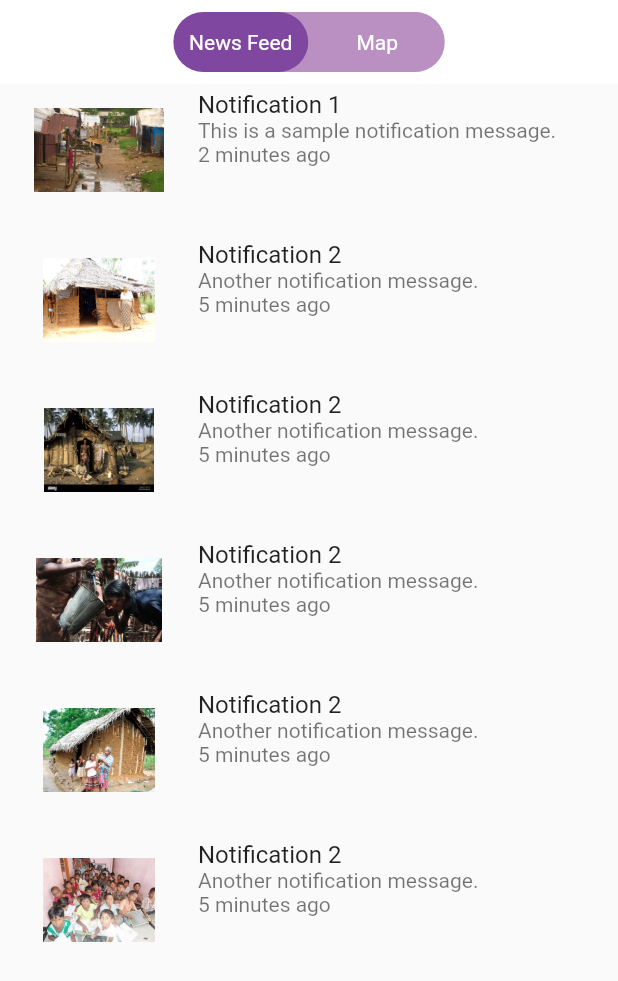
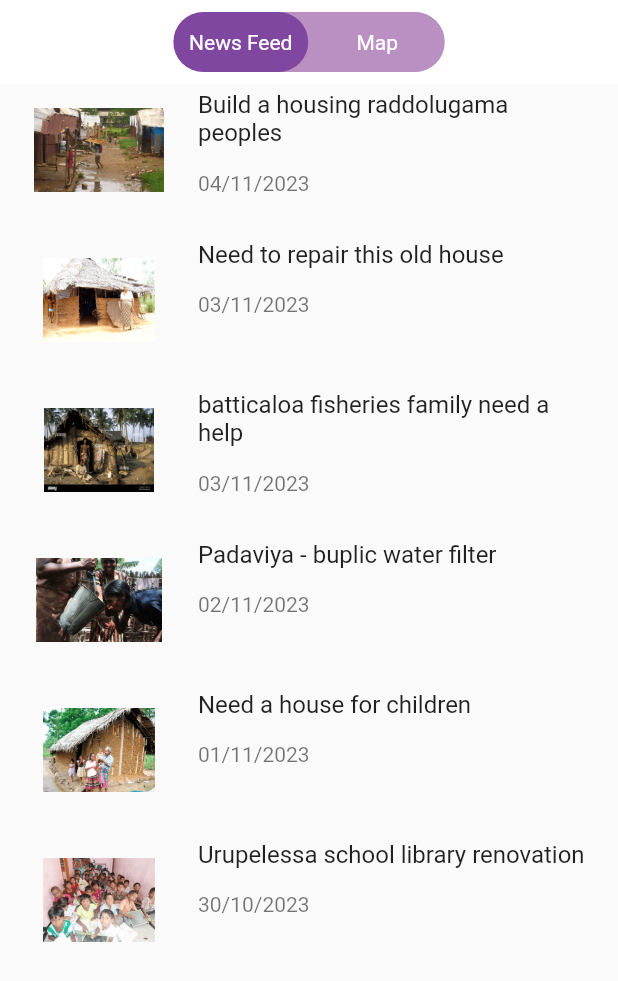
Before and after one commit to sasindu2/HelpMate, a Flutter app: the NewsFeed screen opened by its route, on a phone screen of 412 x 824 dp. Shown: the top 981 px of the screen. Run offline on Flutter 3.47's test engine with Material 2 defaults, Android fonts, the phone set to English and light mode, and no system bars; drawn by our look-alikes of toggle_switch; our stand-ins replace image_picker, loading_animation_widget.

Commit message:
create the page

```diff
--- a/lib/pages/news_feed.dart
+++ b/lib/pages/news_feed.dart
@@ -1,4 +1,6 @@
 import 'package:flutter/material.dart';
+import 'package:helpmate/pages/campaign_details.dart';
+
 import 'package:helpmate/pages/listItems/list_items.dart';
 import 'package:toggle_switch/toggle_switch.dart';
 
@@ -14,39 +16,39 @@ class __NewsFeedState extends State<NewsFeed> {
 
   List<NotificationItem> dummyData = [
     NotificationItem(
-      title: 'Notification 1',
-      message: 'This is a sample notification message.',
-      time: '2 minutes ago',
+      title: 'Build a housing raddolugama peoples',
+      message: '',
+      time: '04/11/2023',
       imagePath: 'assets/image_1.png', // Path to the image for notification 1
     ),
     NotificationItem(
-      title: 'Notification 2',
-      message: 'Another notification message.',
-      time: '5 minutes ago',
+      title: 'Need to repair this old house ',
+      message: '',
+      time: '03/11/2023',
       imagePath: 'assets/image_2.png', // Path to the image for notification 2
     ),
     NotificationItem(
-      title: 'Notification 2',
-      message: 'Another notification message.',
-      time: '5 minutes ago',
+      title: 'batticaloa fisheries family need a help',
+      message: '',
+      time: '03/11/2023',
       imagePath: 'assets/image_3.png', // Path to the image for notification 2
     ),
     NotificationItem(
-      title: 'Notification 2',
-      message: 'Another notification message.',
-      time: '5 minutes ago',
+      title: 'Padaviya - buplic water filter',
+      message: '',
+      time: '02/11/2023',
       imagePath: 'assets/image_4.png', // Path to the image for notification 2
     ),
     NotificationItem(
-      title: 'Notification 2',
-      message: 'Another notification message.',
-      time: '5 minutes ago',
+      title: 'Need a house for children',
+      message: '',
+      time: '01/11/2023',
       imagePath: 'assets/image_5.png', // Path to the image for notification 2
     ),
     NotificationItem(
-      title: 'Notification 2',
-      message: 'Another notification message.',
-      time: '5 minutes ago',
+      title: 'Urupelessa school library renovation',
+      message: '',
+      time: '30/10/2023',
       imagePath: 'assets/image_6.png', // Path to the image for notification 2
     ),
   ];
@@ -118,6 +120,14 @@ class __NewsFeedState extends State<NewsFeed> {
                 itemBuilder: (context, index) {
                   final notification = dummyData[index];
                   return ListTile(
+                    onTap: () {
+                      Navigator.of(context).push(
+                        MaterialPageRoute(
+                          builder: (context) =>
+                              CampaignPage(notification: notification),
+                        ),
+                      );
+                    },
                     leading: Image.asset(
                       notification
                           .imagePath, // Use the image path from the data
@@ -144,9 +154,11 @@ class __NewsFeedState extends State<NewsFeed> {
             bottom: 0,
             child: Offstage(
               offstage: _selectedIndex != 1,
-              child: const Center(
-                child: Text('Map Content'), // Your "Map" content
-              ),
+
+              child: Image.asset(
+                'assets/map.png',
+                fit: BoxFit.cover,
+              ), // Your "Map" content
             ),
           ),
         ],
--- a/pubspec.yaml
+++ b/pubspec.yaml
@@ -68,6 +68,7 @@ flutter:
     - assets/image_4.png
     - assets/image_5.png
     - assets/image_6.png
+    - assets/map.png
   #   - images/a_dot_ham.jpeg
 
   # An image asset can refer to one or more resolution-specific "variants", see
```
Also changed, not shown: lib/pages/campaign_details.dart (added, +175 -0 lines), assets/map.png (added).
